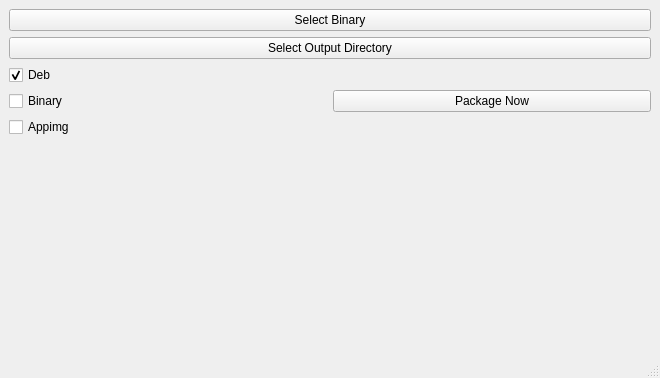
Old version of the form mainwindow.ui in the repository brolerliew/packager.
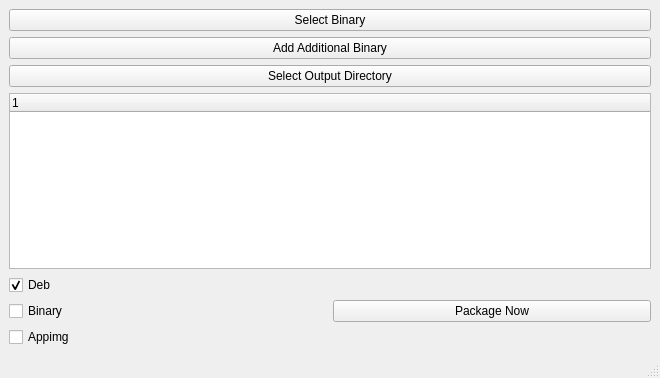
New version of the form.

```diff
--- a/mainwindow.ui
+++ b/mainwindow.ui
@@ -18,6 +18,22 @@
     <property name="sizeConstraint">
      <enum>QLayout::SetMaximumSize</enum>
     </property>
+    <item row="2" column="0">
+     <widget class="QPushButton" name="pushButton_dst">
+      <property name="text">
+       <string>Select Output Directory</string>
+      </property>
+     </widget>
+    </item>
+    <item row="4" column="0">
+     <widget class="QTreeWidget" name="treeWidget">
+      <column>
+       <property name="text">
+        <string notr="true">1</string>
+       </property>
+      </column>
+     </widget>
+    </item>
     <item row="0" column="0">
      <widget class="QPushButton" name="pushButton_src">
       <property name="text">
@@ -25,7 +41,14 @@
       </property>
      </widget>
     </item>
-    <item row="2" column="0">
+    <item row="1" column="0">
+     <widget class="QPushButton" name="pushButton_additional">
+      <property name="text">
+       <string>Add Additional Binary</string>
+      </property>
+     </widget>
+    </item>
+    <item row="5" column="0">
      <layout class="QHBoxLayout" name="horizontalLayout">
       <property name="sizeConstraint">
        <enum>QLayout::SetDefaultConstraint</enum>
@@ -67,13 +90,6 @@
       </item>
      </layout>
     </item>
-    <item row="1" column="0">
-     <widget class="QPushButton" name="pushButton_dst">
-      <property name="text">
-       <string>Select Output Directory</string>
-      </property>
-     </widget>
-    </item>
    </layout>
   </widget>
   <widget class="QMenuBar" name="menubar">
```
